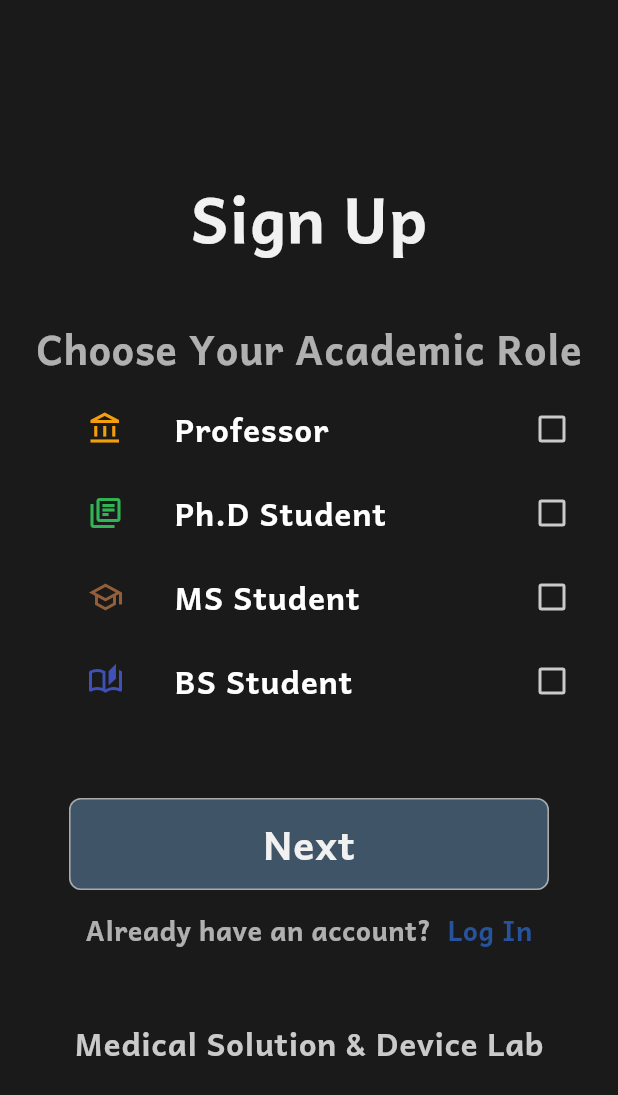
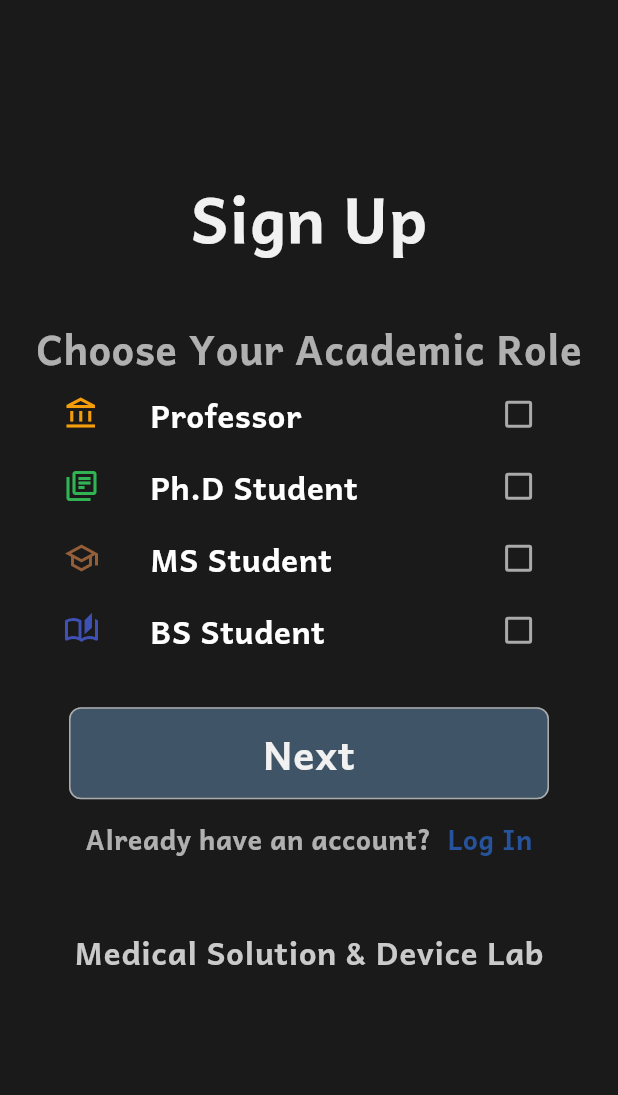
Before and after one commit to seungminhan2631/msdl, a Flutter app: the ChooseRole screen opened by its route, on a phone screen of 412 x 824 dp. Shown: the top 1095 px of the screen. Run offline on Flutter 3.47's test engine with Material 3 defaults, Android fonts, the phone set to English and light mode, and no system bars.

Commit message:
update
update

```diff
--- a/lib/features/screens/authentication/choose_role.dart
+++ b/lib/features/screens/authentication/choose_role.dart
@@ -16,6 +16,7 @@ class ChooseRole extends StatefulWidget {
 class _ChooseRoleState extends State<ChooseRole> {
   List<bool> isChecked = [false, false, false, false];
   int? selectedIndex;
+  bool hasError = false; // ✅ 에러 상태 추가
 
   final List<IconData> icons = [
     Icons.account_balance_outlined,
@@ -46,14 +47,10 @@ class _ChooseRoleState extends State<ChooseRole> {
     "BS Student",
   ];
 
-  List<bool> selectedRoles = [false, false, false, false]; // 체크 상태 관리
   void _onClick(int index) {
     setState(() {
-      if (selectedIndex == index) {
-        selectedIndex = null; // 같은 항목을 누르면 선택 해제
-      } else {
-        selectedIndex = index; // 새 항목 선택
-      }
+      selectedIndex = index;
+      hasError = false; // ✅ 선택 시 에러 해제
     });
   }
 
@@ -77,26 +74,27 @@ class _ChooseRoleState extends State<ChooseRole> {
                 fontWeight: FontWeight.w700,
                 opacity: 0.7,
               ),
-              Gaps.v7,
+              Gaps.v1,
+
+              // ✅ 에러 메시지 추가
+
               Flexible(
                 child: ListView.builder(
-                  //아래 두개 :1. 공간차지를 리스트 인덱스 개수까지, 2.스크롤 X
                   shrinkWrap: true,
                   physics: NeverScrollableScrollPhysics(),
                   itemCount: roles.length,
                   itemBuilder: (context, index) {
-                    return CheckboxListTile(
-                      title: Padding(
+                    return Padding(
                       padding: EdgeInsets.symmetric(horizontal: Sizes.size40),
                       child: Row(
-                          mainAxisAlignment: MainAxisAlignment.start,
                         children: [
                           Icon(
                             icons[index],
                             color: _iconColor(index),
                           ),
                           Gaps.h32,
-                            Text(
+                          Expanded(
+                            child: Text(
                               roles[index],
                               style: TextStyle(
                                 fontFamily: "Andika",
@@ -105,21 +103,45 @@ class _ChooseRoleState extends State<ChooseRole> {
                                 fontSize: Sizes.size20,
                               ),
                             ),
-                          ],
                           ),
-                      ),
+                          Checkbox(
                             value: selectedIndex == index,
                             activeColor: Color(0xffFFFFFF),
                             checkColor: msdlTheme.shadowColor,
                             onChanged: (value) => _onClick(index),
+                            side: BorderSide(
+                              color: hasError && selectedIndex == null
+                                  ? Color(0xFFB1384E) // ✅ 선택 안 했을 때 빨간 테두리
+                                  : Color(0xffAAAAAA), // ✅ 정상 상태에서는 흰색
+                              width: 2,
+                            ),
+                          ),
+                        ],
+                      ),
                     );
                   },
                 ),
               ),
-              Gaps.v56,
+              if (hasError)
+                Padding(
+                  padding: EdgeInsets.only(
+                    bottom: Sizes.size16,
+                    top: Sizes.size16,
+                  ),
+                  child: Text(
+                    "Please select a role.",
+                    style: TextStyle(
+                      fontFamily: "Andika",
+                      color: Colors.red,
+                      fontSize: Sizes.size16,
+                    ),
+                  ),
+                ),
+              Gaps.v28,
               CustomButton(
                 text: "Next",
                 routeName: "/SignupScreen",
+                onPressed: _validateAndProceed, // ✅ 유효성 검사 추가
               ),
               Gaps.v14,
               Row(
@@ -147,8 +169,19 @@ class _ChooseRoleState extends State<ChooseRole> {
     );
   }
 
+  // ✅ 유효성 검사 함수 추가
+  void _validateAndProceed() {
+    if (selectedIndex == null) {
+      setState(() {
+        hasError = true; // ✅ 선택 안 하면 에러 활성화
+      });
+    } else {
+      Navigator.pushNamed(context, "/SignupScreen"); // ✅ 정상적으로 다음 페이지 이동
+    }
+  }
+
   GestureDetector router(BuildContext context) {
-    var gestureDetector = GestureDetector(
+    return GestureDetector(
       onTap: () {
         Navigator.pushNamed(context, "/");
       },
@@ -162,6 +195,5 @@ class _ChooseRoleState extends State<ChooseRole> {
         ),
       ),
     );
-    return gestureDetector;
   }
 }
--- a/lib/features/screens/authentication/signUp_Screen.dart
+++ b/lib/features/screens/authentication/signUp_Screen.dart
@@ -149,27 +149,33 @@ class _SignupScreenState extends State<SignupScreen>
               Column(
                 children: [
                   CustomTextField(
+                    controller: emailController,
                     hintText: "Email Address",
                     firstIcon: Icons.email_outlined,
                     lastIcon: Icons.close,
                     helperText: "Please enter your email",
                     errorText: "이메일을 다시 입력해주세요",
+                    isValid: isEmailValid,
                   ),
                   Gaps.v32,
                   CustomTextField(
+                    controller: passwordController,
                     hintText: "Password",
                     firstIcon: Icons.key,
                     lastIcon: Icons.visibility,
                     helperText: "Create a Password",
                     errorText: "패스워드를 다시 입력해주세요",
+                    isValid: isPasswordValid,
                   ),
                   Gaps.v32,
                   CustomTextField(
+                    controller: confirmPasswordController,
                     hintText: "Confirm Password",
                     firstIcon: Icons.key,
                     lastIcon: Icons.visibility,
                     helperText: "Confirm your Password",
                     errorText: "비밀번호가 일치하지 않습니다",
+                    isValid: isConfirmPasswordValid,
                   ),
                 ],
               ),
```
Lines whose indentation alone changed are shown as unchanged.
